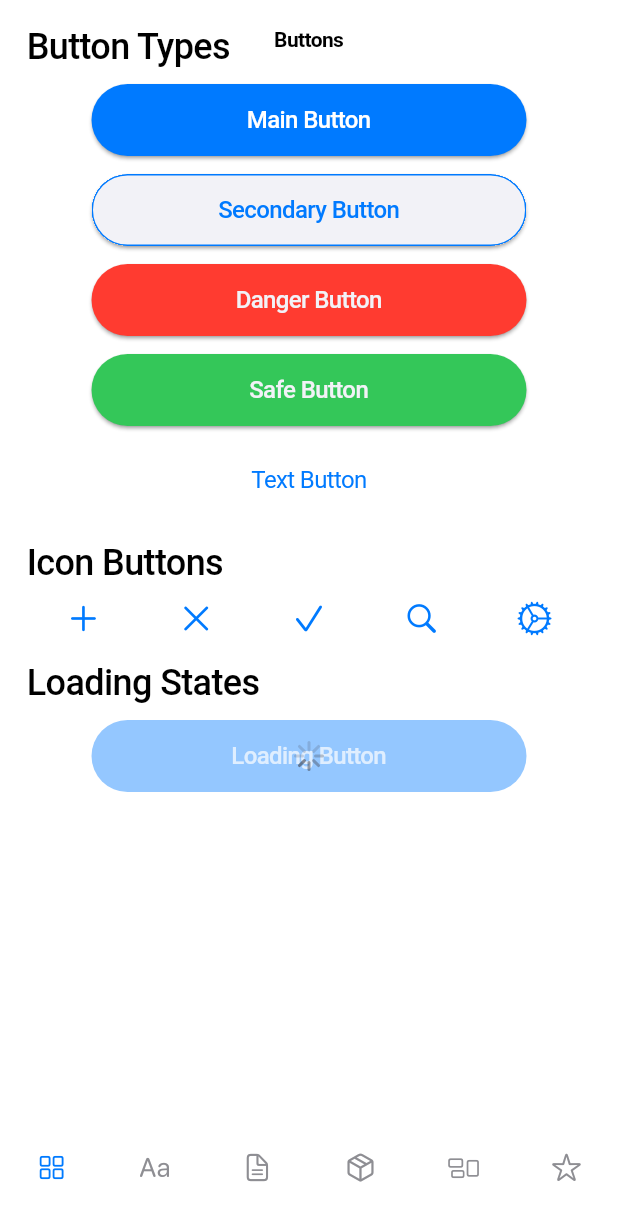
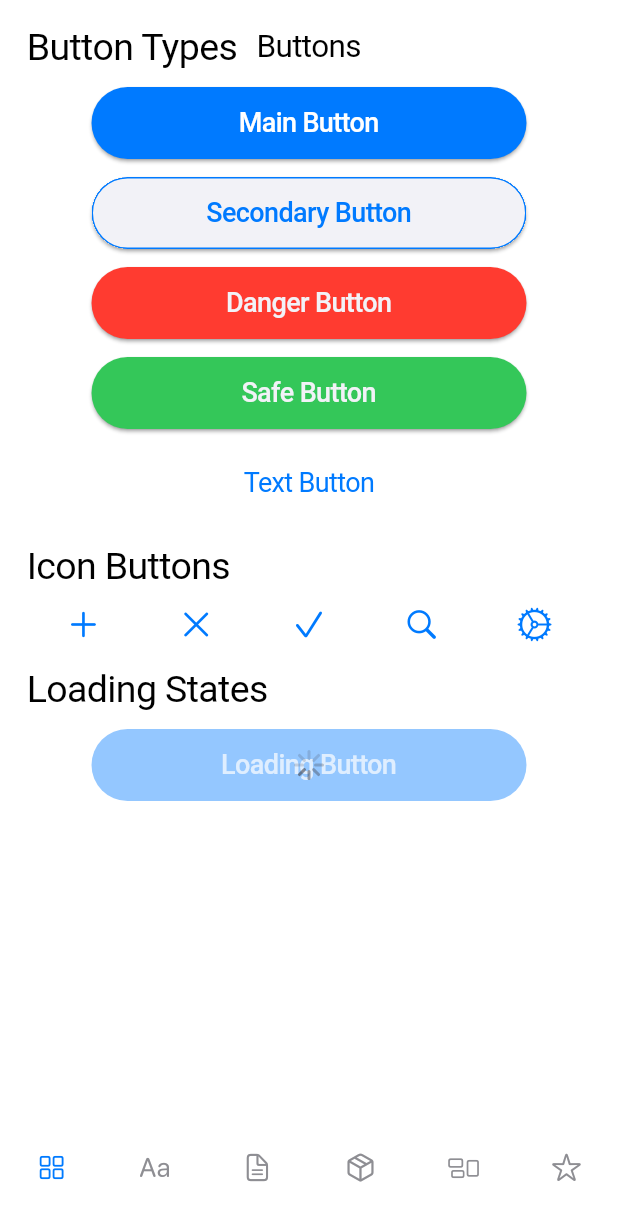
Before and after one commit to alxmoroz/flutter_morozteam_ui, a Flutter app: the screen it shows after launch, on a phone screen of 412 x 824 dp. Shown: the top 1221 px of the screen. Run offline on Flutter 3.47's test engine with Material 3 defaults, Android fonts, the phone set to English and light mode, and no system bars; our stand-ins replace flutter_svg, webview_flutter.

Commit message:
feat: add configurable typography system with Avanplan defaults
- Add typography configuration fields to UIKitConfig:
  * H1-H4: font sizes and weights (defaults from Avanplan)
  * Body, Small, Button, Link, Numbers: font sizes and weights
  * H1: 28px, w300 (light like Avanplan)
  * H2: 25px, w400 (regular like Avanplan)
  * H3: 21px, w400 (regular like Avanplan)
  * H4: 18px, w500 (medium)
  * Body: 18px, w400 (like Avanplan baseFontSize)
  * Small: 15px, w400 (like Avanplan SmallText)
  * Numbers: 20px, w400 (like Avanplan DText)

- Update all text styles to use config values instead of hardcoded:
  * BaseText uses bodyFontSize/bodyFontWeight
  * H1, H2, H3, H4 override style() with config values
  * NumbersText, SmallText, ButtonText, LinkText use config
  * Remove all hardcoded sizeScale calculations

- Add H4 text style with config support

- Fix example app: change to MaterialApp to fix MaterialLocalizations error

- Add H4 example to typography demo

All text styles now fully configurable per project while maintaining
Avanplan-compatible defaults. No more hardcoded font sizes/weights.

```diff
--- a/example/lib/main.dart
+++ b/example/lib/main.dart
@@ -13,10 +13,10 @@ class MyApp extends StatelessWidget {
 
   @override
   Widget build(BuildContext context) {
-    return CupertinoApp(
-      title: 'Flutter MorozTeam UI Demo',
-      theme: const CupertinoThemeData(
-        primaryColor: CupertinoColors.systemBlue,
+    return MaterialApp(
+      title: 'MorozTeam UI Demo',
+      theme: ThemeData(
+        primarySwatch: Colors.blue,
         brightness: Brightness.light,
       ),
       home: Builder(
@@ -221,6 +221,7 @@ class TypographyDemo extends StatelessWidget {
           const H1('Heading 1'),
           const H2('Heading 2'),
           const H3('Heading 3'),
+          const H4('Heading 4'),
           SizedBox(height: constants.P3),
           const H2('Text Styles'),
           SizedBox(height: constants.P2),
--- a/example/pubspec.yaml
+++ b/example/pubspec.yaml
@@ -1,11 +1,11 @@
 name: example
 description: A new Flutter project.
-publish_to: 'none'
+publish_to: "none"
 
 version: 1.0.0+1
 
 environment:
-  sdk: '>=3.0.0 <4.0.0'
+  sdk: ">=3.0.0 <4.0.0"
 
 dependencies:
   flutter:
--- a/lib/src/config/ui_config.dart
+++ b/lib/src/config/ui_config.dart
@@ -26,6 +26,30 @@ class UIKitConfig {
     this.fontFamily = 'Roboto',
     this.fontFamilyNumbers = 'Montserrat',
     this.fontFamilyDecorative = 'Comfortaa',
+
+    // Typography - Headings (defaults from Avanplan)
+    this.h1FontSize = 28.0,
+    this.h1FontWeight = FontWeight.w300,  // Light, like Avanplan
+    this.h2FontSize = 25.0,
+    this.h2FontWeight = FontWeight.w400,  // Regular, like Avanplan
+    this.h3FontSize = 21.0,
+    this.h3FontWeight = FontWeight.w400,  // Regular, like Avanplan
+    this.h4FontSize = 18.0,
+    this.h4FontWeight = FontWeight.w500,  // Medium
+
+    // Typography - Body (defaults from Avanplan)
+    this.bodyFontSize = 18.0,  // Like Avanplan baseFontSize
+    this.bodyFontWeight = FontWeight.w400,
+    this.smallFontSize = 15.0,  // Like Avanplan SmallText
+    this.smallFontWeight = FontWeight.w400,
+
+    // Typography - Special
+    this.buttonFontSize = 16.0,
+    this.buttonFontWeight = FontWeight.w500,
+    this.linkFontSize = 14.0,
+    this.linkFontWeight = FontWeight.w400,
+    this.numbersFontSize = 20.0,  // Like Avanplan DText
+    this.numbersFontWeight = FontWeight.w400,
 
     // Spacing
     this.baseSpacing = 6.0,
@@ -84,6 +108,30 @@ class UIKitConfig {
   final String fontFamilyNumbers;
   final String fontFamilyDecorative;
 
+  // Typography - Headings
+  final double h1FontSize;
+  final FontWeight h1FontWeight;
+  final double h2FontSize;
+  final FontWeight h2FontWeight;
+  final double h3FontSize;
+  final FontWeight h3FontWeight;
+  final double h4FontSize;
+  final FontWeight h4FontWeight;
+
+  // Typography - Body
+  final double bodyFontSize;
+  final FontWeight bodyFontWeight;
+  final double smallFontSize;
+  final FontWeight smallFontWeight;
+
+  // Typography - Special
+  final double buttonFontSize;
+  final FontWeight buttonFontWeight;
+  final double linkFontSize;
+  final FontWeight linkFontWeight;
+  final double numbersFontSize;
+  final FontWeight numbersFontWeight;
+
   // Spacing (базовое значение для сетки)
   final double baseSpacing;
 
@@ -135,6 +183,24 @@ class UIKitConfig {
     String? fontFamily,
     String? fontFamilyNumbers,
     String? fontFamilyDecorative,
+    double? h1FontSize,
+    FontWeight? h1FontWeight,
+    double? h2FontSize,
+    FontWeight? h2FontWeight,
+    double? h3FontSize,
+    FontWeight? h3FontWeight,
+    double? h4FontSize,
+    FontWeight? h4FontWeight,
+    double? bodyFontSize,
+    FontWeight? bodyFontWeight,
+    double? smallFontSize,
+    FontWeight? smallFontWeight,
+    double? buttonFontSize,
+    FontWeight? buttonFontWeight,
+    double? linkFontSize,
+    FontWeight? linkFontWeight,
+    double? numbersFontSize,
+    FontWeight? numbersFontWeight,
     double? baseSpacing,
     double? defaultBorderRadius,
     double? buttonBorderRadius,
@@ -173,6 +239,24 @@ class UIKitConfig {
       fontFamily: fontFamily ?? this.fontFamily,
       fontFamilyNumbers: fontFamilyNumbers ?? this.fontFamilyNumbers,
       fontFamilyDecorative: fontFamilyDecorative ?? this.fontFamilyDecorative,
+      h1FontSize: h1FontSize ?? this.h1FontSize,
+      h1FontWeight: h1FontWeight ?? this.h1FontWeight,
+      h2FontSize: h2FontSize ?? this.h2FontSize,
+      h2FontWeight: h2FontWeight ?? this.h2FontWeight,
+      h3FontSize: h3FontSize ?? this.h3FontSize,
+      h3FontWeight: h3FontWeight ?? this.h3FontWeight,
+      h4FontSize: h4FontSize ?? this.h4FontSize,
+      h4FontWeight: h4FontWeight ?? this.h4FontWeight,
+      bodyFontSize: bodyFontSize ?? this.bodyFontSize,
+      bodyFontWeight: bodyFontWeight ?? this.bodyFontWeight,
+      smallFontSize: smallFontSize ?? this.smallFontSize,
+      smallFontWeight: smallFontWeight ?? this.smallFontWeight,
+      buttonFontSize: buttonFontSize ?? this.buttonFontSize,
+      buttonFontWeight: buttonFontWeight ?? this.buttonFontWeight,
+      linkFontSize: linkFontSize ?? this.linkFontSize,
+      linkFontWeight: linkFontWeight ?? this.linkFontWeight,
+      numbersFontSize: numbersFontSize ?? this.numbersFontSize,
+      numbersFontWeight: numbersFontWeight ?? this.numbersFontWeight,
       baseSpacing: baseSpacing ?? this.baseSpacing,
       defaultBorderRadius: defaultBorderRadius ?? this.defaultBorderRadius,
       buttonBorderRadius: buttonBorderRadius ?? this.buttonBorderRadius,
--- a/lib/src/theme/text.dart
+++ b/lib/src/theme/text.dart
@@ -91,7 +91,11 @@ class BaseText extends StatelessWidget {
     final cupertinoTS = CupertinoTheme.of(context).textTheme.textStyle;
     // если указан явно межстрочный интервал, то оставляем его.
     final double h = height ?? {1: 1.0, 2: 1.1, 3: 1.15, 4: 1.2}[maxLines] ?? 1.3;
-    final double fs = config.baseFontSize * (sizeScale ?? 1);
+
+    // Use config values instead of baseFontSize * sizeScale
+    final double fs = sizeScale != null
+        ? config.bodyFontSize * sizeScale!
+        : config.bodyFontSize;
 
     // Определяем цвет текста
     Color textColor;
@@ -107,7 +111,7 @@ class BaseText extends StatelessWidget {
       fontFamily: config.fontFamily,
       color: rColor,
       decorationColor: rColor,
-      fontWeight: weight ?? FontWeight.w400,
+      fontWeight: weight ?? config.bodyFontWeight,
       fontSize: fs,
       height: h,
       inherit: true,
@@ -132,51 +136,114 @@ class BaseText extends StatelessWidget {
 
 /// Заголовок H1
 class H1 extends BaseText {
-  const H1(super.text, {super.key, super.color, super.maxLines = 2, super.height = 1.1, super.align, super.padding})
-      : super(weight: FontWeight.w400, sizeScale: 28 / 16); // Будет пересчитан в style()
-}
-
-/// Заголовок H2
-class H2 extends BaseText {
-  const H2(super.text, {super.key, super.color, super.maxLines = 3, super.height = 1.1, super.align, super.padding})
-      : super(weight: FontWeight.w500, sizeScale: 24 / 16);
-}
-
-/// Заголовок H3
-class H3 extends BaseText {
-  const H3(super.text, {super.key, super.maxLines = 5, super.height = 1.2, super.color, super.align, super.padding})
-      : super(weight: FontWeight.w700, sizeScale: 14 / 16);
-
-  const H3.f2(super.text, {super.key, super.maxLines = 5, super.height = 1.2, super.align, super.padding})
-      : super.f2(weight: FontWeight.w700, sizeScale: 14 / 16);
-}
-
-/// Текст для цифр
-class NumbersText extends BaseText {
-  const NumbersText(super.text, {super.key, super.maxLines = 1, super.color, super.align, super.padding})
-      : super(sizeScale: 20 / 16);
+  const H1(super.text, {super.key, super.color, super.maxLines = 2, super.height = 1.1, super.align, super.padding});
 
   @override
   TextStyle style(BuildContext context) {
     final config = _getConfig();
     final baseStyle = super.style(context);
-    return baseStyle.copyWith(fontFamily: config.fontFamilyNumbers);
+    return baseStyle.copyWith(
+      fontSize: config.h1FontSize,
+      fontWeight: config.h1FontWeight,
+    );
+  }
+}
+
+/// Заголовок H2
+class H2 extends BaseText {
+  const H2(super.text, {super.key, super.color, super.maxLines = 3, super.height = 1.1, super.align, super.padding});
+
+  @override
+  TextStyle style(BuildContext context) {
+    final config = _getConfig();
+    final baseStyle = super.style(context);
+    return baseStyle.copyWith(
+      fontSize: config.h2FontSize,
+      fontWeight: config.h2FontWeight,
+    );
+  }
+}
+
+/// Заголовок H3
+class H3 extends BaseText {
+  const H3(super.text, {super.key, super.maxLines = 5, super.height = 1.2, super.color, super.align, super.padding});
+
+  const H3.f2(super.text, {super.key, super.maxLines = 5, super.height = 1.2, super.align, super.padding})
+      : super.f2();
+
+  @override
+  TextStyle style(BuildContext context) {
+    final config = _getConfig();
+    final baseStyle = super.style(context);
+    return baseStyle.copyWith(
+      fontSize: config.h3FontSize,
+      fontWeight: config.h3FontWeight,
+    );
+  }
+}
+
+/// Заголовок H4
+class H4 extends BaseText {
+  const H4(super.text, {super.key, super.color, super.maxLines, super.height, super.align, super.padding});
+
+  @override
+  TextStyle style(BuildContext context) {
+    final config = _getConfig();
+    final baseStyle = super.style(context);
+    return baseStyle.copyWith(
+      fontSize: config.h4FontSize,
+      fontWeight: config.h4FontWeight,
+    );
+  }
+}
+
+/// Текст для цифр
+class NumbersText extends BaseText {
+  const NumbersText(super.text, {super.key, super.maxLines = 1, super.color, super.align, super.padding});
+
+  @override
+  TextStyle style(BuildContext context) {
+    final config = _getConfig();
+    final baseStyle = super.style(context);
+    return baseStyle.copyWith(
+      fontSize: config.numbersFontSize,
+      fontWeight: config.numbersFontWeight,
+      fontFamily: config.fontFamilyNumbers,
+    );
   }
 }
 
 /// Мелкий текст
 class SmallText extends BaseText {
-  const SmallText(super.text, {super.key, super.maxLines = 1, super.color, super.align, super.padding})
-      : super(sizeScale: 10 / 16);
+  const SmallText(super.text, {super.key, super.maxLines = 1, super.color, super.align, super.padding});
+
+  @override
+  TextStyle style(BuildContext context) {
+    final config = _getConfig();
+    final baseStyle = super.style(context);
+    return baseStyle.copyWith(
+      fontSize: config.smallFontSize,
+      fontWeight: config.smallFontWeight,
+    );
+  }
 }
 
 /// Текст для кнопок
 class ButtonText extends BaseText {
-  const ButtonText(super.text, {super.key, super.maxLines, super.color, super.align = TextAlign.center, super.padding})
-      : super(sizeScale: 16 / 16, weight: FontWeight.w500);
+  const ButtonText(super.text, {super.key, super.maxLines, super.color, super.align = TextAlign.center, super.padding});
 
   const ButtonText.f2(super.text, {super.key, super.maxLines = 1, super.align = TextAlign.center, super.padding})
-      : super.f2(sizeScale: 16 / 16, weight: FontWeight.w500);
+      : super.f2();
+
+  @override
+  TextStyle style(BuildContext context) {
+    final config = _getConfig();
+    final baseStyle = super.style(context);
+    return baseStyle.copyWith(
+      fontSize: config.buttonFontSize,
+      fontWeight: config.buttonFontWeight,
+    );
+  }
 }
 
 /// Текст-ссылка
@@ -189,12 +256,18 @@ class LinkText extends BaseText {
     super.align,
     super.padding,
     super.decoration = TextDecoration.underline,
-  }) : super(sizeScale: 14 / 16);
+  });
 
   @override
   TextStyle style(BuildContext context) {
+    final config = _getConfig();
     final uiColors = colors;
     final baseStyle = super.style(context);
-    return baseStyle.copyWith(color: color ?? uiColors.mainColor, decorationColor: color ?? uiColors.mainColor);
+    return baseStyle.copyWith(
+      fontSize: config.linkFontSize,
+      fontWeight: config.linkFontWeight,
+      color: color ?? uiColors.mainColor,
+      decorationColor: color ?? uiColors.mainColor,
+    );
   }
 }
--- a/pubspec.yaml
+++ b/pubspec.yaml
@@ -1,6 +1,6 @@
 name: morozteam_ui
 description: Universal UI kit for Flutter applications with flexible configuration system for colors, typography and spacing
-version: 0.2.0
+version: 0.1.0
 homepage: https://github.com/MorozTeam/flutter_morozteam_ui
 repository: https://github.com/MorozTeam/flutter_morozteam_ui
 issue_tracker: https://github.com/MorozTeam/flutter_morozteam_ui/issues
```
Also changed, not shown: example/analysis_options.yaml (added, +28 -0 lines), example/pubspec.lock, lib/src/components/avatar.dart (line endings or trailing spaces), 129 other files.
